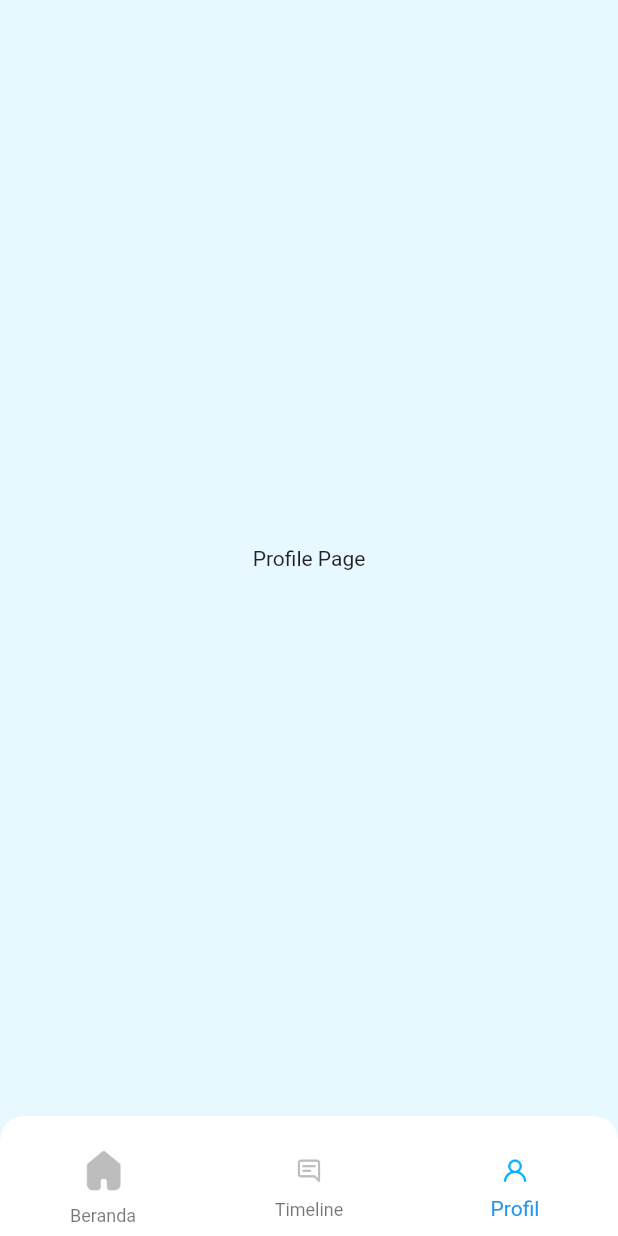
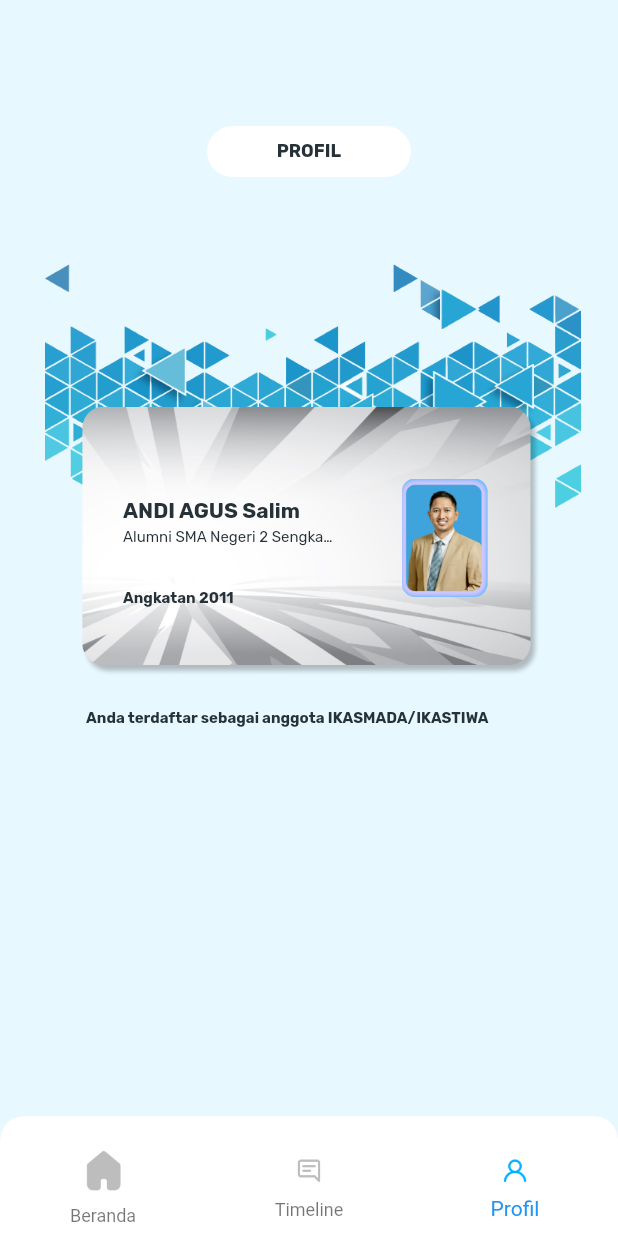
Before and after one commit to Chairilashar99/App-Alumni-Organisasi, a Flutter app: the MainPage screen opened by its route, item 3 of the bottom bar chosen, on a phone screen of 412 x 824 dp. Run offline on Flutter 3.47's test engine with Material 2 defaults, Android fonts, the light colour scheme and no system bars; our stand-ins replace google_fonts.

Commit message:
profil page

```diff
--- a/lib/pages/home/profile_page.dart
+++ b/lib/pages/home/profile_page.dart
@@ -1,3 +1,4 @@
+import 'package:aplikasi_alumni_organisasi/theme.dart';
 import 'package:flutter/material.dart';
 
 class ProfilePage extends StatelessWidget {
@@ -5,8 +6,171 @@ class ProfilePage extends StatelessWidget {
 
   @override
   Widget build(BuildContext context) {
-    return Center(
-      child: Text('Profile Page'),
+    //Widget Header
+    Widget header() {
+      return Container(
+        width: 138,
+        height: 34,
+        margin: EdgeInsets.only(
+          top: 84,
+          left: 138,
+          right: 138,
+        ),
+        decoration: BoxDecoration(
+          borderRadius: BorderRadius.circular(30),
+          color: backgroundColor2,
+        ),
+        child: FittedBox(
+          child: Row(
+            crossAxisAlignment: CrossAxisAlignment.center,
+            children: [
+              Container(
+                margin: EdgeInsets.symmetric(
+                  horizontal: 47,
+                  vertical: 10,
+                ),
+                child: Text(
+                  'PROFIL',
+                  style: primaryTextStyle.copyWith(
+                    fontSize: 12,
+                    fontWeight: bold,
+                  ),
+                  overflow: TextOverflow.ellipsis,
+                ),
+              ),
+            ],
+          ),
+        ),
+      );
+    }
+
+    //Widget body
+    Widget body() {
+      return Stack(
+        children: [
+          Container(
+            margin: EdgeInsets.only(
+              top: 49,
+              left: 30,
+              right: 25,
+            ),
+            height: 207,
+            child: Image.asset(
+              'assets/image_background.png',
+            ),
+          ),
+          Container(
+            margin: EdgeInsets.only(
+              top: 153,
+              left: 54,
+              right: 48,
+            ),
+            height: 180,
+            child: Stack(
+              children: [
+                Image.asset(
+                  'assets/background_profile.png',
+                ),
+                Column(
+                  crossAxisAlignment: CrossAxisAlignment.start,
+                  children: [
+                    Container(
+                      margin: EdgeInsets.only(top: 61, left: 28, right: 160),
+                      child: Text(
+                        'ANDI AGUS Salim',
+                        style: primaryTextStyle.copyWith(
+                          fontSize: 14,
+                          fontWeight: bold,
+                        ),
+                        maxLines: 1,
+                        overflow: TextOverflow.ellipsis,
+                      ),
+                    ),
+                    SizedBox(
+                      height: 3,
+                    ),
+                    Container(
+                      margin: EdgeInsets.only(left: 28, right: 138),
+                      child: Text(
+                        'Alumni SMA Negeri 2 Sengkang',
+                        style: primaryTextStyle.copyWith(
+                          fontSize: 10,
+                        ),
+                        maxLines: 1,
+                        overflow: TextOverflow.ellipsis,
+                      ),
+                    ),
+                    SizedBox(
+                      height: 29,
+                    ),
+                    Container(
+                      margin: EdgeInsets.only(
+                        left: 28,
+                      ),
+                      child: Text(
+                        'Angkatan 2011',
+                        maxLines: 1,
+                        overflow: TextOverflow.clip,
+                        style: primaryTextStyle.copyWith(
+                          fontSize: 10,
+                          fontWeight: bold,
+                        ),
+                      ),
+                    ),
+                  ],
+                ),
+                Positioned(
+                  top: 48,
+                  right: 39,
+                  child: Container(
+                    width: 57,
+                    height: 79,
+                    decoration: BoxDecoration(
+                      image: DecorationImage(
+                        image: AssetImage('assets/image_profil.png'),
+                        fit: BoxFit.cover,
+                      ),
+                    ),
+                  ),
+                ),
+              ],
+            ),
+          ),
+        ],
+      );
+    }
+
+    //Widget footer
+    Widget footer() {
+      return Container(
+        margin: EdgeInsets.only(
+          top: 22,
+          left: 40,
+          right: 69,
+        ),
+        child: Column(
+          crossAxisAlignment: CrossAxisAlignment.center,
+          children: [
+            Text(
+              'Anda terdaftar sebagai anggota IKASMADA/IKASTIWA',
+              maxLines: 1,
+              overflow: TextOverflow.ellipsis,
+              style: primaryTextStyle.copyWith(
+                fontSize: 10,
+                fontWeight: bold,
+              ),
+            ),
+          ],
+        ),
+      );
+    }
+
+    return Column(
+      children: [
+        header(),
+        body(),
+        footer(),
+      ],
     );
   }
 }
--- a/lib/pages/home/timeline_page.dart
+++ b/lib/pages/home/timeline_page.dart
@@ -15,26 +15,30 @@ class TimelinePage extends StatelessWidget {
           left: 138,
           right: 138,
         ),
-        height: 40,
+        height: 34,
         child: ElevatedButton.icon(
           icon: Container(
             height: 20,
             margin: EdgeInsets.only(top: 7, bottom: 7),
+            child: FittedBox(
               child: Image.asset(
                 'assets/icon_add.png',
+              ),
             ),
           ),
           label: Padding(
             padding: EdgeInsets.only(
               left: 23,
             ),
+            child: FittedBox(
               child: Text(
                 'Tambah',
                 style: primaryTextStyle.copyWith(
                   fontSize: 14,
                   fontWeight: bold,
                 ),
-              overflow: TextOverflow.ellipsis,
+                // overflow: TextOverflow.ellipsis,
+              ),
             ),
           ),
           onPressed: () => {},
@@ -59,8 +63,6 @@ class TimelinePage extends StatelessWidget {
             Column(
               children: [
                 TimelineTile(),
-                TimelineTile(),
-                TimelineTile(),
               ],
             ),
           ],
--- a/lib/widgets/timeline_tile.dart
+++ b/lib/widgets/timeline_tile.dart
@@ -34,8 +34,11 @@ class TimelineTile extends StatelessWidget {
               SizedBox(
                 width: 14,
               ),
-              Container(
-                margin: EdgeInsets.only(top: 25),
+              Expanded(
+                child: Container(
+                  margin: EdgeInsets.only(
+                    top: 25,
+                  ),
                   child: Column(
                     crossAxisAlignment: CrossAxisAlignment.start,
                     children: [
@@ -45,6 +48,7 @@ class TimelineTile extends StatelessWidget {
                           fontSize: 14,
                           fontWeight: bold,
                         ),
+                        maxLines: 2,
                         overflow: TextOverflow.ellipsis,
                       ),
                       SizedBox(
@@ -57,6 +61,7 @@ class TimelineTile extends StatelessWidget {
                         ),
                       ),
                     ],
+                  ),
                 ),
               ),
             ],
@@ -84,7 +89,9 @@ class TimelineTile extends StatelessWidget {
               left: 32,
               right: 36,
             ),
-            child: Image.asset('assets/image_timeline.png'),
+            child: Image.asset(
+              'assets/image_timeline.png',
+            ),
           ),
           SizedBox(
             height: 9,
@@ -106,7 +113,7 @@ class TimelineTile extends StatelessWidget {
                 mainAxisAlignment: MainAxisAlignment.spaceBetween,
                 children: [
                   Image.asset('assets/icon_like.png'),
-                  Expanded(
+                  FittedBox(
                     child: Container(
                       margin: EdgeInsets.only(top: 5),
                       child: Text(
@@ -119,8 +126,9 @@ class TimelineTile extends StatelessWidget {
                     ),
                   ),
                   SizedBox(width: 49),
-                  Image.asset('assets/icon_komentar.png'),
-                  Container(
+                  Expanded(child: Image.asset('assets/icon_komentar.png')),
+                  FittedBox(
+                    child: Container(
                       margin: EdgeInsets.only(top: 5),
                       child: Text(
                         'Komentar',
@@ -130,8 +138,9 @@ class TimelineTile extends StatelessWidget {
                         ),
                       ),
                     ),
+                  ),
                   SizedBox(width: 49),
-                  Image.asset('assets/icon_share.png'),
+                  Expanded(child: Image.asset('assets/icon_share.png')),
                   Expanded(
                     child: Container(
                       margin: EdgeInsets.only(top: 5),
--- a/pubspec.yaml
+++ b/pubspec.yaml
@@ -75,6 +75,7 @@ flutter:
     - assets/icon_like.png
     - assets/icon_komentar.png
     - assets/icon_share.png
+    - assets/image_profil.png
 
   # An image asset can refer to one or more resolution-specific "variants", see
   # https://flutter.dev/assets-and-images/#resolution-aware
```
Also changed, not shown: assets/background_profile.png (added), assets/image_profil.png (added). Lines whose indentation alone changed are shown as unchanged.
